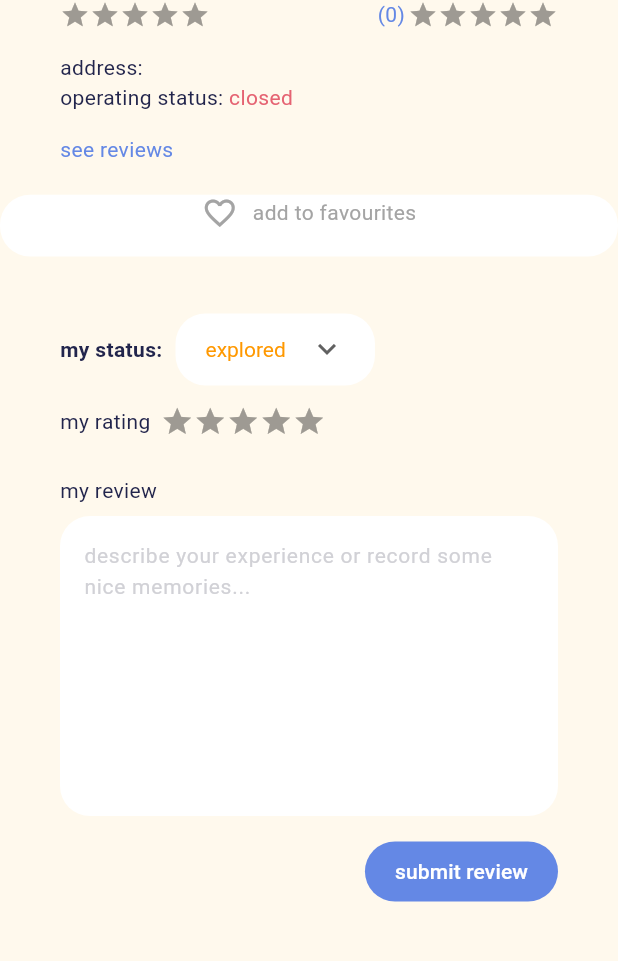
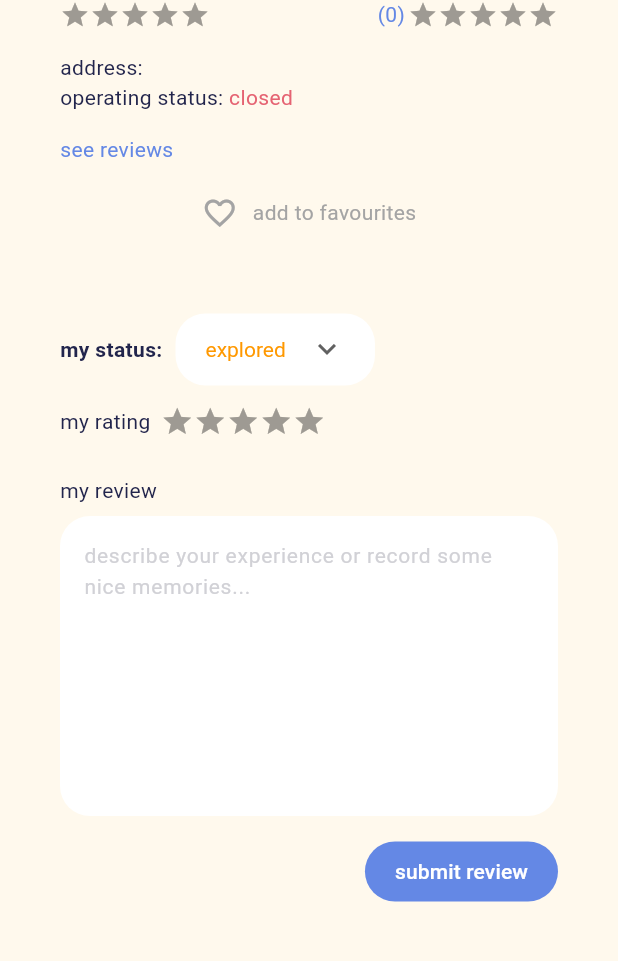
Before and after one commit to MagdelineNg/exploresg, a Flutter app: the PlaceScreen screen opened directly with empty values, scrolled down 408 dp, on a phone screen of 412 x 824 dp, the part 97-1058 px from its top. Run offline on Flutter 3.47's test engine with Material 3 defaults, Android fonts, the phone set to English and light mode, and no system bars; drawn by our look-alikes of flutter_rating_bar; our stand-ins replace cloud_firestore, file_picker, firebase_auth, firebase_core, firebase_messaging, firebase_storage and 6 more; accounts and stored records are empty; Roboto replaces fonts that are missing (AvenirLtStd).

Commit message:
revert a mistaken ui changes

```diff
--- a/lib/screens/place_ui.dart
+++ b/lib/screens/place_ui.dart
@@ -233,7 +233,7 @@ class _PlaceScreen extends State<PlaceScreen> {
   Widget _addFav(Place place, double height, double width) {
     return Container(
       decoration: const BoxDecoration(
-          color: Colors.white,
+          color: Color(0XffFFF9ED),
           borderRadius: BorderRadius.all(Radius.circular(20))),
       width: width,
       height: height,
```
